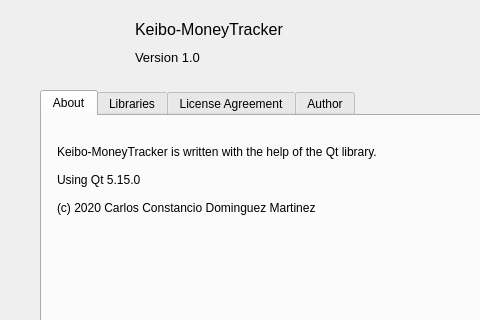
Before: the Qt Designer form keibomoneytracker/aboutdialog.ui in Carlos-CDM/Keibo-MoneyTracker, drawn with Qt 5; both pictures show x 0 to 480 and y 0 to 320 of the 616 by 406 pixel window.
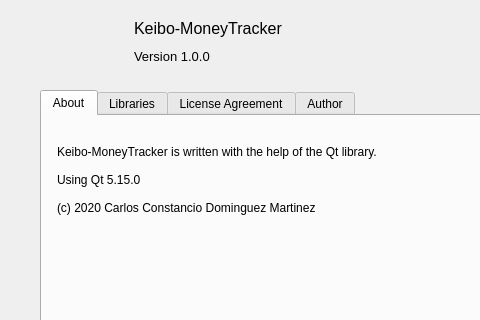
After: the same form once the commit is applied.

The edit to the form file:
```diff
--- a/keibomoneytracker/aboutdialog.ui
+++ b/keibomoneytracker/aboutdialog.ui
@@ -820,7 +820,14 @@
     </font>
    </property>
    <property name="styleSheet">
-    <string notr="true">background-color: rgba(0, 0, 0, 0);</string>
+    <string notr="true">border-color: rgba(0, 0, 0, 0);
+background-color: rgba(0, 0, 0, 0);</string>
+   </property>
+   <property name="frameShape">
+    <enum>QFrame::NoFrame</enum>
+   </property>
+   <property name="lineWidth">
+    <number>0</number>
    </property>
    <property name="plainText">
     <string>Keibo-MoneyTracker</string>
@@ -841,10 +848,17 @@
     </font>
    </property>
    <property name="styleSheet">
-    <string notr="true">background-color: rgba(0, 0, 0, 0);</string>
+    <string notr="true">background-color: rgba(0, 0, 0, 0);
+border-color: rgba(0, 0, 0, 0);</string>
+   </property>
+   <property name="frameShape">
+    <enum>QFrame::NoFrame</enum>
+   </property>
+   <property name="lineWidth">
+    <number>0</number>
    </property>
    <property name="plainText">
-    <string>Version 1.0</string>
+    <string>Version 1.0.0</string>
    </property>
   </widget>
   <widget class="QGraphicsView" name="graphicsViewIcon">
```
Left out of the diff: 3 changed lines with no effect on the pictures.
